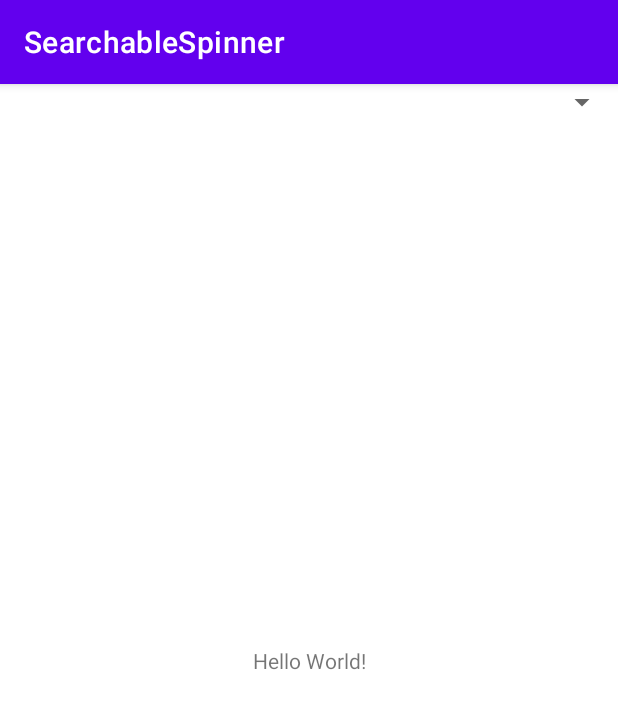
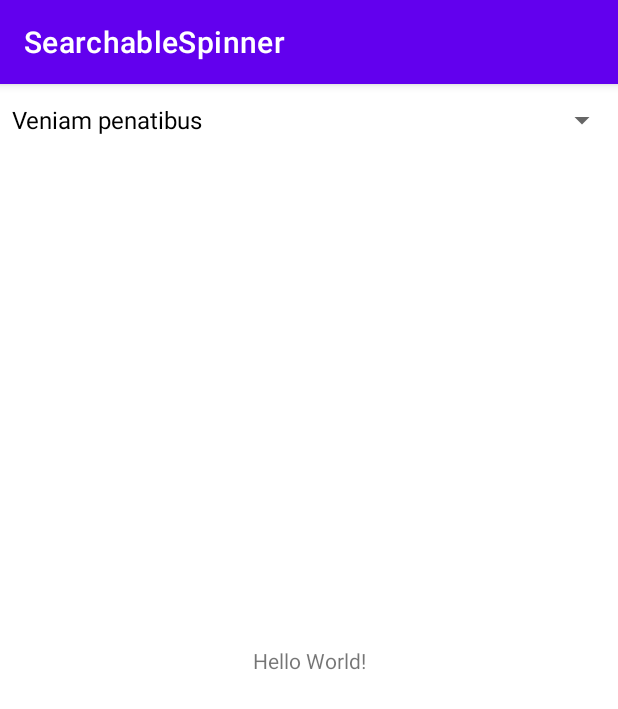
Before and after one commit to vidheyMB/SearchSpinner, an Android app: the screen it shows after launch (MainActivity), on a phone screen of 412 x 824 dp. Shown: the top 709 px of the screen. Run offline under Robolectric (Android 15) with nearby library versions, the phone set to English and light mode, and no system bars.

Commit message:
minor changes

```diff
--- a/SearchSpinner/src/main/java/com/example/searchspinner/SearchableSpinnerDialog.kt
+++ b/SearchSpinner/src/main/java/com/example/searchspinner/SearchableSpinnerDialog.kt
@@ -58,7 +58,7 @@ class SearchableSpinnerDialog : DialogFragment(), SearchView.OnQueryTextListener
     private fun setView(rootView: View?) {
         if (rootView == null) return
 
-        listAdapter = ArrayAdapter(activity, android.R.layout.simple_spinner_dropdown_item, items)
+        listAdapter = ArrayAdapter(activity, R.layout.textview_list, items)
         mListView = rootView.listView
         mListView?.adapter = listAdapter
         mListView?.isTextFilterEnabled = true
--- a/SearchSpinner/src/main/res/layout/textview_list.xml
+++ b/SearchSpinner/src/main/res/layout/textview_list.xml
@@ -4,4 +4,5 @@
     android:id="@android:id/text1"
     style="?android:attr/spinnerDropDownItemStyle"
     android:layout_width="match_parent"
-    android:layout_height="wrap_content" />
+    android:layout_height="wrap_content"
+    android:padding="8dp"/>
--- a/app/src/main/java/com/example/myapplication/MainActivity.java
+++ b/app/src/main/java/com/example/myapplication/MainActivity.java
@@ -3,6 +3,11 @@ package com.example.myapplication;
 import androidx.appcompat.app.AppCompatActivity;
 
 import android.os.Bundle;
+import android.widget.ArrayAdapter;
+
+import com.example.searchspinner.SearchableSpinner;
+
+import java.util.ArrayList;
 
 public class MainActivity extends AppCompatActivity {
 
@@ -10,5 +15,17 @@ public class MainActivity extends AppCompatActivity {
     protected void onCreate(Bundle savedInstanceState) {
         super.onCreate(savedInstanceState);
         setContentView(R.layout.activity_main);
+
+        SearchableSpinner s = findViewById(R.id.searchViews);
+
+        ArrayList<String> users = new ArrayList<String>();
+        users.add("Veniam penatibus");
+        users.add("reprehenderit ssssssssssssssssssssssssssssssssssssss");
+        users.add("Ullamcorper lacinia");
+        users.add("Etiam dis");
+
+       s.setAdapter(new ArrayAdapter<String>(this, android.R.layout.simple_spinner_dropdown_item, users));
+
+
     }
 }
--- a/app/src/main/res/layout/activity_main.xml
+++ b/app/src/main/res/layout/activity_main.xml
@@ -16,6 +16,7 @@
         app:layout_constraintTop_toTopOf="parent" />
 
     <com.example.searchspinner.SearchableSpinner
+        android:id="@+id/searchViews"
         android:layout_width="match_parent"
         android:layout_height="wrap_content"
         tools:ignore="MissingConstraints" />
```
